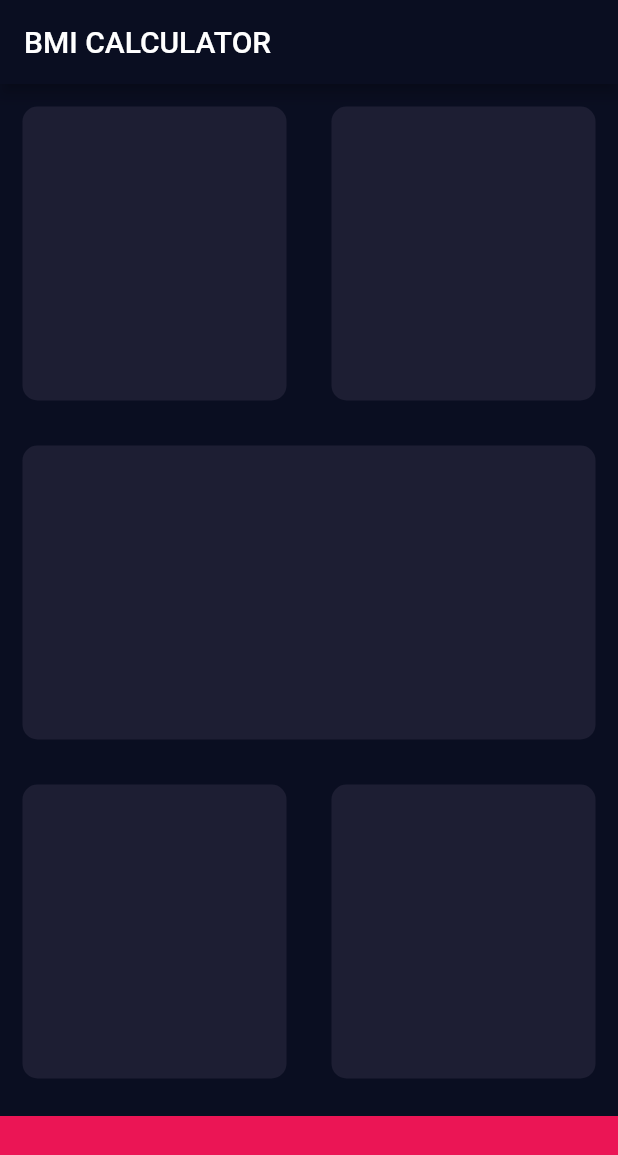
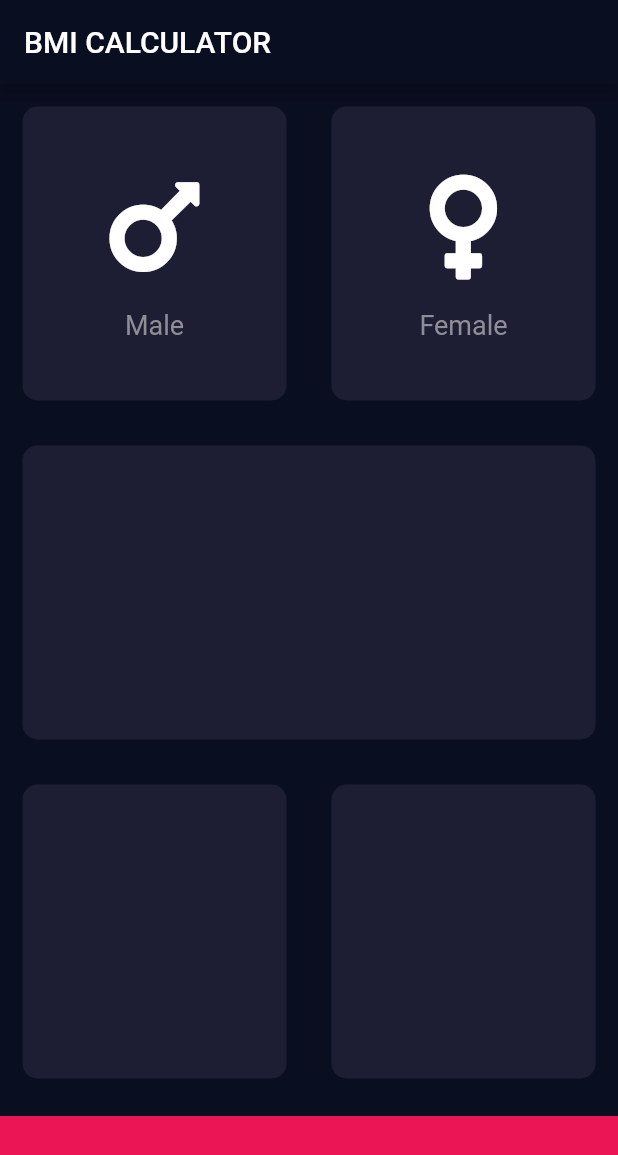
Before and after one commit to ongkristopher/bmi_calculator, a Flutter app: the screen it shows after launch, on a phone screen of 412 x 824 dp. Shown: the top 1155 px of the screen. Run offline on Flutter 3.47's test engine with Material 2 defaults, Android fonts, the phone set to English and light mode, and no system bars; our stand-ins replace font_awesome_flutter.

Commit message:
Create widget for gender and utilize reusable widget

```diff
--- /dev/null
+++ b/lib/icon_content.dart
@@ -0,0 +1,30 @@
+import 'package:flutter/material.dart';
+
+const labelTextFile = TextStyle(fontSize: 18.0, color: Color(0xFF8D8E98));
+
+class IconWidget extends StatelessWidget {
+  final String genderLabel;
+  final IconData genderIcon;
+
+  IconWidget({@required this.genderLabel, @required this.genderIcon});
+
+  @override
+  Widget build(BuildContext context) {
+    return Column(
+      mainAxisAlignment: MainAxisAlignment.center,
+      children: [
+        Icon(
+          genderIcon,
+          size: 80,
+        ),
+        SizedBox(
+          height: 15.0,
+        ),
+        Text(
+          genderLabel,
+          style: labelTextFile,
+        )
+      ],
+    );
+  }
+}
--- a/lib/input_page.dart
+++ b/lib/input_page.dart
@@ -1,4 +1,7 @@
 import 'package:flutter/material.dart';
+import 'package:font_awesome_flutter/font_awesome_flutter.dart';
+import 'package:bmi_calculator/icon_content.dart';
+import 'package:bmi_calculator/reusable_card.dart';
 
 const bottomContainerHeight = 80.0;
 const activeCardColour = Color(0xff1d1e33);
@@ -21,24 +24,42 @@ class _InputPageState extends State<InputPage> {
             child: Row(
           children: [
             Expanded(
-              child: ReusableCard(colour: activeCardColour,),
+              child: ReusableCard(
+                colour: activeCardColour,
+                cardChild: IconWidget(
+                  genderLabel: 'Male',
+                  genderIcon: FontAwesomeIcons.mars,
+                ),
+              ),
             ),
             Expanded(
-              child: ReusableCard(colour: activeCardColour,),
+              child: ReusableCard(
+                colour: activeCardColour,
+                cardChild: IconWidget(
+                  genderLabel: 'Female',
+                  genderIcon: FontAwesomeIcons.venus,
+                ),
+              ),
             )
           ],
         )),
         Expanded(
-          child: ReusableCard(colour: activeCardColour,),
+          child: ReusableCard(
+            colour: activeCardColour,
+          ),
         ),
         Expanded(
           child: Row(
             children: [
               Expanded(
-                child: ReusableCard(colour: activeCardColour,),
+                child: ReusableCard(
+                  colour: activeCardColour,
+                ),
               ),
               Expanded(
-                child: ReusableCard(colour: activeCardColour,),
+                child: ReusableCard(
+                  colour: activeCardColour,
+                ),
               )
             ],
           ),
@@ -53,20 +74,3 @@ class _InputPageState extends State<InputPage> {
     );
   }
 }
-
-class ReusableCard extends StatelessWidget {
-
-  ReusableCard({@required this.colour});
-
-  final Color colour;
-
-  @override
-  Widget build(BuildContext context) {
-    return Container(
-      margin: EdgeInsets.all(15.0),
-      decoration: BoxDecoration(
-          color: colour,
-          borderRadius: BorderRadius.circular(10.0)),
-    );
-  }
-}
--- /dev/null
+++ b/lib/reusable_card.dart
@@ -0,0 +1,18 @@
+import 'package:flutter/material.dart';
+
+class ReusableCard extends StatelessWidget {
+  ReusableCard({@required this.colour, this.cardChild});
+
+  final Color colour;
+  final Widget cardChild;
+
+  @override
+  Widget build(BuildContext context) {
+    return Container(
+      child: cardChild,
+      margin: EdgeInsets.all(15.0),
+      decoration: BoxDecoration(
+          color: colour, borderRadius: BorderRadius.circular(10.0)),
+    );
+  }
+}
--- a/pubspec.yaml
+++ b/pubspec.yaml
@@ -11,6 +11,7 @@ dependencies:
     sdk: flutter
 
   cupertino_icons: ^0.1.2
+  font_awesome_flutter: ^8.12.0
 
 dev_dependencies:
   flutter_test:
```
Also changed, not shown: pubspec.lock, 19 other files.
